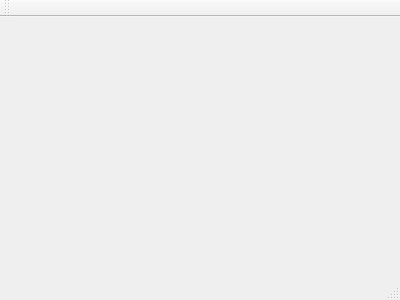
MegaSamuel/PatternDraw, file mainwindow.ui: the form before one commit.
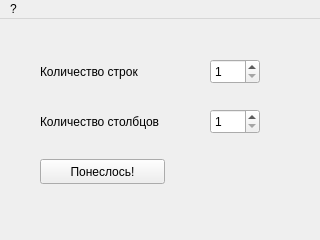
The form after the commit.

The edit to the form file:
```diff
--- a/mainwindow.ui
+++ b/mainwindow.ui
@@ -1,24 +1,119 @@
 <ui version="4.0">
  <class>MainWindow</class>
- <widget class="QMainWindow" name="MainWindow" >
-  <property name="geometry" >
+ <widget class="QMainWindow" name="MainWindow">
+  <property name="geometry">
    <rect>
     <x>0</x>
     <y>0</y>
-    <width>400</width>
-    <height>300</height>
+    <width>320</width>
+    <height>240</height>
    </rect>
   </property>
   <property name="windowTitle" >
    <string>MainWindow</string>
   </property>
-  <widget class="QMenuBar" name="menuBar" />
-  <widget class="QToolBar" name="mainToolBar" />
-  <widget class="QWidget" name="centralWidget" />
-  <widget class="QStatusBar" name="statusBar" />
+  <widget class="QWidget" name="centralWidget">
+   <widget class="QLabel" name="labelRow">
+    <property name="geometry">
+     <rect>
+      <x>40</x>
+      <y>40</y>
+      <width>125</width>
+      <height>25</height>
+     </rect>
+    </property>
+    <property name="text">
+     <string>Количество строк</string>
+    </property>
+   </widget>
+   <widget class="QLabel" name="labelColumn">
+    <property name="geometry">
+     <rect>
+      <x>40</x>
+      <y>90</y>
+      <width>125</width>
+      <height>25</height>
+     </rect>
+    </property>
+    <property name="text">
+     <string>Количество столбцов</string>
+    </property>
+   </widget>
+   <widget class="QSpinBox" name="spinRow">
+    <property name="geometry">
+     <rect>
+      <x>210</x>
+      <y>40</y>
+      <width>50</width>
+      <height>25</height>
+     </rect>
+    </property>
+    <property name="minimum">
+     <number>1</number>
+    </property>
+    <property name="maximum">
+     <number>64</number>
+    </property>
+   </widget>
+   <widget class="QSpinBox" name="spinColumn">
+    <property name="geometry">
+     <rect>
+      <x>210</x>
+      <y>90</y>
+      <width>50</width>
+      <height>25</height>
+     </rect>
+    </property>
+    <property name="minimum">
+     <number>1</number>
+    </property>
+    <property name="maximum">
+     <number>64</number>
+    </property>
+   </widget>
+   <widget class="QPushButton" name="pushButton">
+    <property name="geometry">
+     <rect>
+      <x>40</x>
+      <y>140</y>
+      <width>125</width>
+      <height>25</height>
+     </rect>
+    </property>
+    <property name="text">
+     <string>Понеслось!</string>
+    </property>
+   </widget>
+  </widget>
+  <widget class="QMenuBar" name="menuBar">
+   <property name="geometry">
+    <rect>
+     <x>0</x>
+     <y>0</y>
+     <width>320</width>
+     <height>21</height>
+    </rect>
+   </property>
+   <widget class="QMenu" name="menu">
+    <property name="title">
+     <string>?</string>
+    </property>
+    <addaction name="actioninfo"/>
+   </widget>
+   <addaction name="menu"/>
+  </widget>
+  <action name="action">
+   <property name="text">
+    <string>О программе</string>
+   </property>
+  </action>
+  <action name="actioninfo">
+   <property name="text">
+    <string>О программе...</string>
+   </property>
+  </action>
  </widget>
- <layoutDefault spacing="6" margin="11" />
- <pixmapfunction></pixmapfunction>
+ <layoutdefault spacing="6" margin="11"/>
  <resources/>
  <connections/>
 </ui>
```
Left out of the diff: 3 changed lines with no effect on the pictures.
